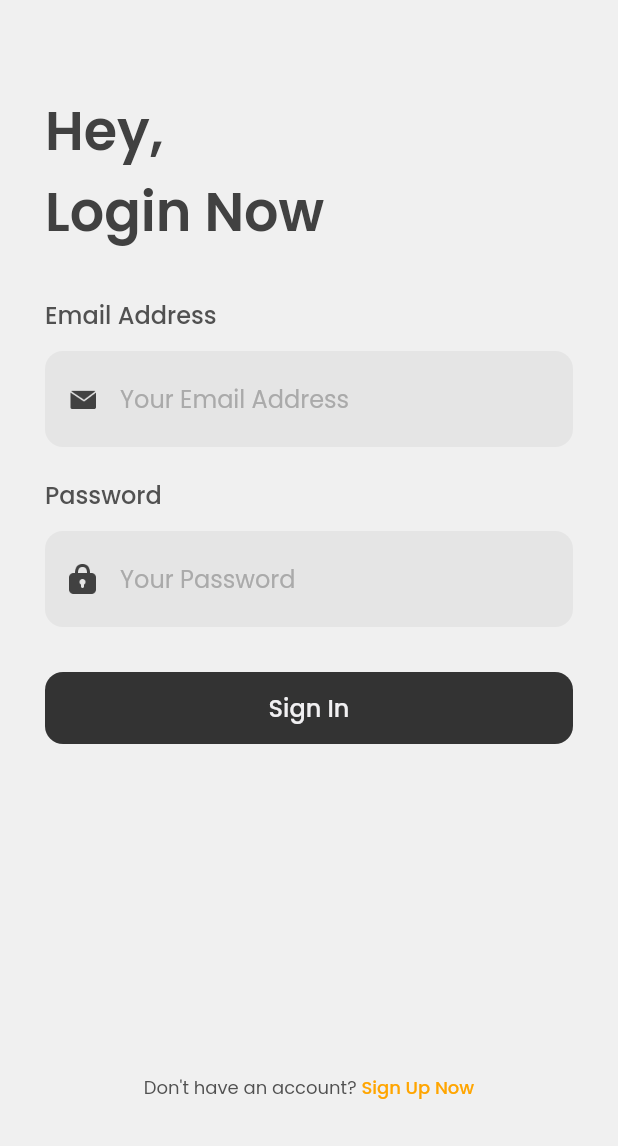
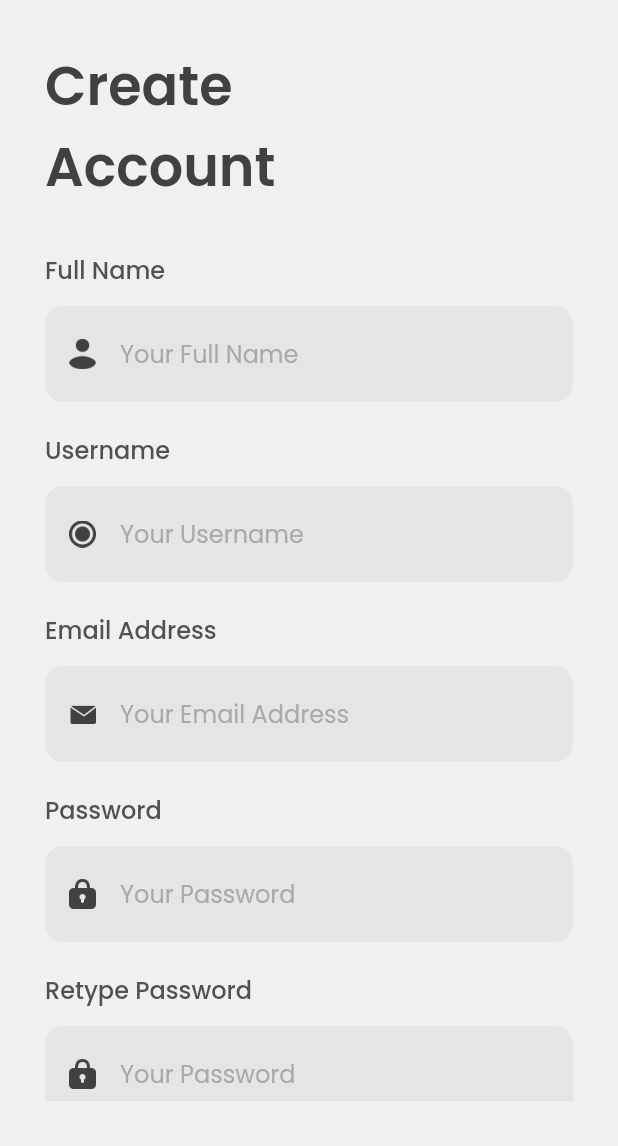
Before and after one commit to zaeroblitz/mechaku-app, a Flutter app: the screen it shows after launch, after a tap on "Sign Up Now", on a phone screen of 412 x 824 dp, the part 90-1236 px from its top. Run offline on Flutter 3.47's test engine with Material 2 defaults, Android fonts, the phone set to English and light mode, and no system bars; our stand-ins replace google_fonts.

Commit message:
Add SignUpPage

```diff
--- a/lib/main.dart
+++ b/lib/main.dart
@@ -1,6 +1,7 @@
 import 'package:flutter/material.dart';
 import 'package:mechaku/pages/SplashPage.dart';
 import 'package:mechaku/pages/login/SignInPage.dart';
+import 'package:mechaku/pages/login/SignUpPage.dart';
 
 void main() {
   runApp(MyApp());
@@ -14,6 +15,7 @@ class MyApp extends StatelessWidget {
       routes: {
         '/': (context) => SplashPage(),
         'sign-in': (context) => SignInPage(),
+        'sign-up': (context) => SignUpPage(),
       },
     );
   }
--- a/lib/pages/SplashPage.dart
+++ b/lib/pages/SplashPage.dart
@@ -11,7 +11,10 @@ class SplashPage extends StatefulWidget {
 class _SplashPageState extends State<SplashPage> {
   @override
   void initState() {
-    Timer(Duration(seconds: 3), () => Navigator.pushNamed(context, 'sign-in'));
+    Timer(
+        Duration(seconds: 3),
+        () => Navigator.pushNamedAndRemoveUntil(
+            context, 'sign-in', (route) => false));
     super.initState();
   }
 
--- a/lib/pages/login/SignInPage.dart
+++ b/lib/pages/login/SignInPage.dart
@@ -66,6 +66,7 @@ class SignInPage extends StatelessWidget {
                   ),
                   Expanded(
                     child: TextFormField(
+                      cursorColor: orangeTextColor,
                       style: primaryTextStyle,
                       decoration: InputDecoration.collapsed(
                         hintText: 'Your Email Address',
@@ -120,6 +121,7 @@ class SignInPage extends StatelessWidget {
                   Expanded(
                     child: TextFormField(
                       obscureText: true,
+                      cursorColor: orangeTextColor,
                       style: primaryTextStyle,
                       decoration: InputDecoration.collapsed(
                         hintText: 'Your Password',
@@ -158,8 +160,35 @@ class SignInPage extends StatelessWidget {
       );
     }
 
+    Widget signUpNow() {
+      return Row(
+        mainAxisAlignment: MainAxisAlignment.center,
+        children: [
+          Text(
+            "Don't have an account? ",
+            style: primaryTextStyle.copyWith(
+              fontSize: 12,
+            ),
+          ),
+          GestureDetector(
+            onTap: () {
+              Navigator.pushNamed(context, 'sign-up');
+            },
+            child: Text(
+              'Sign Up Now',
+              style: orangeTextStyle.copyWith(
+                fontSize: 12,
+                fontWeight: medium,
+              ),
+            ),
+          )
+        ],
+      );
+    }
+
     return Scaffold(
       backgroundColor: bgColor,
+      resizeToAvoidBottomInset: false,
       body: SafeArea(
         child: Container(
           margin: EdgeInsets.all(30),
@@ -176,27 +205,7 @@ class SignInPage extends StatelessWidget {
                   signInButton(),
                 ],
               ),
-              Row(
-                mainAxisAlignment: MainAxisAlignment.center,
-                children: [
-                  Text(
-                    "Don't have an account? ",
-                    style: primaryTextStyle.copyWith(
-                      fontSize: 12,
-                    ),
-                  ),
-                  GestureDetector(
-                    onTap: () {},
-                    child: Text(
-                      'Sign Up Now',
-                      style: orangeTextStyle.copyWith(
-                        fontSize: 12,
-                        fontWeight: medium,
-                      ),
-                    ),
-                  )
-                ],
-              ),
+              signUpNow(),
             ],
           ),
         ),
--- /dev/null
+++ b/lib/pages/login/SignUpPage.dart
@@ -0,0 +1,386 @@
+import 'package:flutter/material.dart';
+import 'package:mechaku/theme.dart';
+
+class SignUpPage extends StatelessWidget {
+  @override
+  Widget build(BuildContext context) {
+    Widget header() {
+      return Column(
+        crossAxisAlignment: CrossAxisAlignment.start,
+        children: [
+          Image.asset(
+            'assets/logo_min.png',
+            width: 30,
+            height: 30,
+            fit: BoxFit.cover,
+          ),
+          SizedBox(
+            height: 30,
+          ),
+          Text(
+            'Create\nAccount',
+            style: titleTextStyle.copyWith(
+              fontSize: 36,
+              fontWeight: semiBold,
+            ),
+          ),
+          SizedBox(
+            height: 30,
+          ),
+        ],
+      );
+    }
+
+    Widget fullNameInput() {
+      return Column(
+        crossAxisAlignment: CrossAxisAlignment.start,
+        children: [
+          Text(
+            'Full Name',
+            style: primaryTextStyle.copyWith(
+              fontSize: 16,
+              fontWeight: medium,
+            ),
+          ),
+          SizedBox(
+            height: 12,
+          ),
+          Container(
+            padding: EdgeInsets.symmetric(
+              vertical: 20,
+              horizontal: 16,
+            ),
+            decoration: BoxDecoration(
+              color: secondaryColor,
+              borderRadius: BorderRadius.circular(12),
+            ),
+            child: Center(
+              child: Row(
+                children: [
+                  Image.asset(
+                    'assets/fullname_icon.png',
+                    width: 18,
+                  ),
+                  SizedBox(
+                    width: 16,
+                  ),
+                  Expanded(
+                    child: TextFormField(
+                      cursorColor: orangeTextColor,
+                      style: primaryTextStyle,
+                      decoration: InputDecoration.collapsed(
+                        hintText: 'Your Full Name',
+                        hintStyle: subtitleTextStyle,
+                      ),
+                    ),
+                  ),
+                ],
+              ),
+            ),
+          ),
+          SizedBox(
+            height: 20,
+          ),
+        ],
+      );
+    }
+
+    Widget usernameInput() {
+      return Column(
+        crossAxisAlignment: CrossAxisAlignment.start,
+        children: [
+          Text(
+            'Username',
+            style: primaryTextStyle.copyWith(
+              fontSize: 16,
+              fontWeight: medium,
+            ),
+          ),
+          SizedBox(
+            height: 12,
+          ),
+          Container(
+            padding: EdgeInsets.symmetric(
+              vertical: 20,
+              horizontal: 16,
+            ),
+            decoration: BoxDecoration(
+              color: secondaryColor,
+              borderRadius: BorderRadius.circular(12),
+            ),
+            child: Center(
+              child: Row(
+                children: [
+                  Image.asset(
+                    'assets/username_icon.png',
+                    width: 18,
+                  ),
+                  SizedBox(
+                    width: 16,
+                  ),
+                  Expanded(
+                    child: TextFormField(
+                      cursorColor: orangeTextColor,
+                      style: primaryTextStyle,
+                      decoration: InputDecoration.collapsed(
+                        hintText: 'Your Username',
+                        hintStyle: subtitleTextStyle,
+                      ),
+                    ),
+                  ),
+                ],
+              ),
+            ),
+          ),
+          SizedBox(
+            height: 20,
+          ),
+        ],
+      );
+    }
+
+    Widget emailAddressInput() {
+      return Column(
+        crossAxisAlignment: CrossAxisAlignment.start,
+        children: [
+          Text(
+            'Email Address',
+            style: primaryTextStyle.copyWith(
+              fontSize: 16,
+              fontWeight: medium,
+            ),
+          ),
+          SizedBox(
+            height: 12,
+          ),
+          Container(
+            padding: EdgeInsets.symmetric(
+              vertical: 20,
+              horizontal: 16,
+            ),
+            decoration: BoxDecoration(
+              color: secondaryColor,
+              borderRadius: BorderRadius.circular(12),
+            ),
+            child: Center(
+              child: Row(
+                children: [
+                  Image.asset(
+                    'assets/email_icon.png',
+                    width: 18,
+                  ),
+                  SizedBox(
+                    width: 16,
+                  ),
+                  Expanded(
+                    child: TextFormField(
+                      cursorColor: orangeTextColor,
+                      style: primaryTextStyle,
+                      decoration: InputDecoration.collapsed(
+                        hintText: 'Your Email Address',
+                        hintStyle: subtitleTextStyle,
+                      ),
+                    ),
+                  ),
+                ],
+              ),
+            ),
+          ),
+          SizedBox(
+            height: 20,
+          ),
+        ],
+      );
+    }
+
+    Widget passwordInput() {
+      return Column(
+        crossAxisAlignment: CrossAxisAlignment.start,
+        children: [
+          Text(
+            'Password',
+            style: primaryTextStyle.copyWith(
+              fontSize: 16,
+              fontWeight: medium,
+            ),
+          ),
+          SizedBox(
+            height: 12,
+          ),
+          Container(
+            padding: EdgeInsets.symmetric(
+              vertical: 20,
+              horizontal: 16,
+            ),
+            decoration: BoxDecoration(
+              color: secondaryColor,
+              borderRadius: BorderRadius.circular(12),
+            ),
+            child: Center(
+              child: Row(
+                children: [
+                  Image.asset(
+                    'assets/password_icon.png',
+                    width: 18,
+                  ),
+                  SizedBox(
+                    width: 16,
+                  ),
+                  Expanded(
+                    child: TextFormField(
+                      obscureText: true,
+                      cursorColor: orangeTextColor,
+                      style: primaryTextStyle,
+                      decoration: InputDecoration.collapsed(
+                        hintText: 'Your Password',
+                        hintStyle: subtitleTextStyle,
+                      ),
+                    ),
+                  ),
+                ],
+              ),
+            ),
+          ),
+          SizedBox(
+            height: 20,
+          ),
+        ],
+      );
+    }
+
+    Widget retypePasswordInput() {
+      return Column(
+        crossAxisAlignment: CrossAxisAlignment.start,
+        children: [
+          Text(
+            'Retype Password',
+            style: primaryTextStyle.copyWith(
+              fontSize: 16,
+              fontWeight: medium,
+            ),
+          ),
+          SizedBox(
+            height: 12,
+          ),
+          Container(
+            padding: EdgeInsets.symmetric(
+              vertical: 20,
+              horizontal: 16,
+            ),
+            decoration: BoxDecoration(
+              color: secondaryColor,
+              borderRadius: BorderRadius.circular(12),
+            ),
+            child: Center(
+              child: Row(
+                children: [
+                  Image.asset(
+                    'assets/password_icon.png',
+                    width: 18,
+                  ),
+                  SizedBox(
+                    width: 16,
+                  ),
+                  Expanded(
+                    child: TextFormField(
+                      obscureText: true,
+                      cursorColor: orangeTextColor,
+                      style: primaryTextStyle,
+                      decoration: InputDecoration.collapsed(
+                        hintText: 'Your Password',
+                        hintStyle: subtitleTextStyle,
+                      ),
+                    ),
+                  ),
+                ],
+              ),
+            ),
+          ),
+          SizedBox(
+            height: 30,
+          ),
+        ],
+      );
+    }
+
+    Widget signUpButton() {
+      return Container(
+        width: double.infinity,
+        decoration: BoxDecoration(
+          color: primaryButtonColor,
+          borderRadius: BorderRadius.circular(12),
+        ),
+        child: TextButton(
+          onPressed: () {},
+          child: Text(
+            'Sign Up',
+            style: whiteTextStyle.copyWith(
+              fontSize: 16,
+              fontWeight: medium,
+            ),
+          ),
+        ),
+      );
+    }
+
+    Widget signIn() {
+      return Column(
+        children: [
+          SizedBox(
+            height: 50,
+          ),
+          Row(
+            mainAxisAlignment: MainAxisAlignment.center,
+            children: [
+              Text(
+                'Already have an account? ',
+                style: primaryTextStyle.copyWith(
+                  fontSize: 12,
+                ),
+              ),
+              GestureDetector(
+                onTap: () {
+                  Navigator.pushNamedAndRemoveUntil(
+                      context, 'sign-in', (route) => false);
+                },
+                child: Text(
+                  'Sign In',
+                  style: orangeTextStyle.copyWith(
+                    fontSize: 12,
+                    fontWeight: medium,
+                  ),
+                ),
+              )
+            ],
+          ),
+        ],
+      );
+    }
+
+    return Scaffold(
+      backgroundColor: bgColor,
+      body: SafeArea(
+        child: Container(
+          margin: EdgeInsets.all(30),
+          child: ListView(
+            children: [
+              Column(
+                crossAxisAlignment: CrossAxisAlignment.start,
+                children: [
+                  header(),
+                  fullNameInput(),
+                  usernameInput(),
+                  emailAddressInput(),
+                  passwordInput(),
+                  retypePasswordInput(),
+                  signUpButton(),
+                  signIn(),
+                ],
+              )
+            ],
+          ),
+        ),
+      ),
+    );
+  }
+}
```
